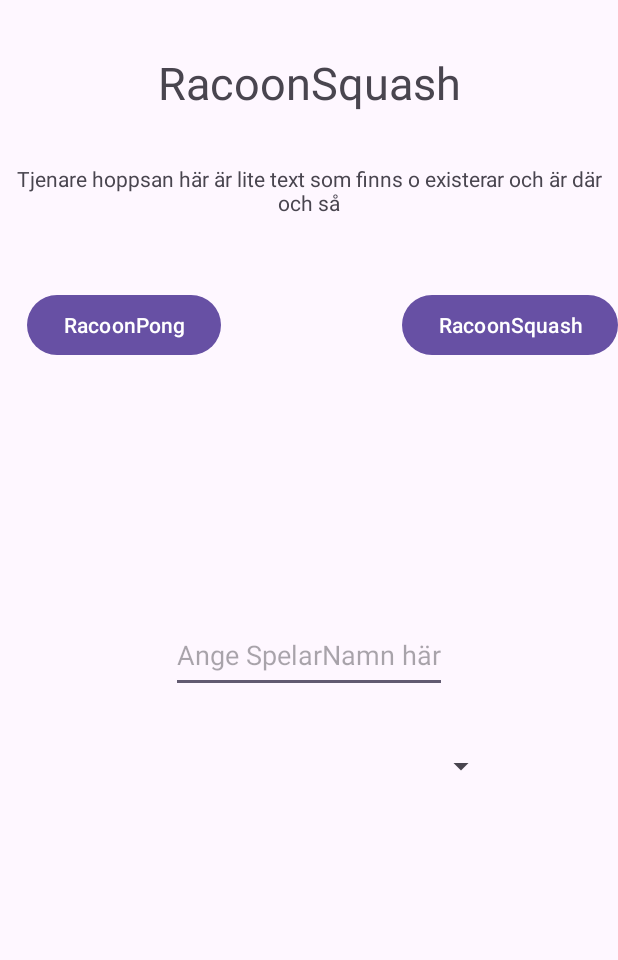
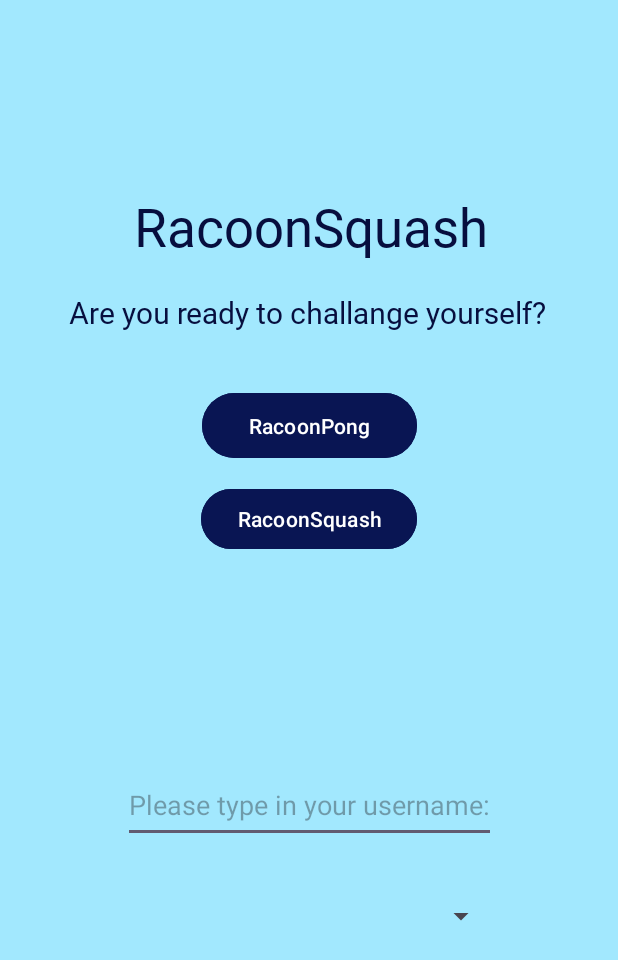
Before and after one commit to aelin6277/RacoonSquash, an Android app: the screen it shows after launch (MainActivity), on a phone screen of 412 x 824 dp. Shown: the top 960 px of the screen. Run offline under Robolectric (Android 15) with nearby library versions, the phone set to English and light mode, and no system bars.

Commit message:
Add styles to xml file

```diff
--- a/app/src/main/res/layout/activity_main.xml
+++ b/app/src/main/res/layout/activity_main.xml
@@ -4,53 +4,62 @@
     xmlns:tools="http://schemas.android.com/tools"
     android:layout_width="match_parent"
     android:layout_height="match_parent"
-    android:layout_margin="15dp"
-    tools:context=".MainActivity">
-
+    android:layout_margin="0dp"
+    tools:context=".MainActivity"
+    android:background="#9966DFFD"
+    tools:ignore="ExtraText">
 
     <TextView
         android:id="@+id/tv_Title"
         android:layout_width="wrap_content"
         android:layout_height="wrap_content"
+        android:layout_margin="20sp"
+        android:fontFamily="@font/bungee_shade"
         android:text="RacoonSquash"
-        android:textSize="30sp"
+        android:textColor="#070E3E"
+        android:textSize="35sp"
         app:layout_constraintBottom_toTopOf="@+id/tv_Intro"
         app:layout_constraintEnd_toEndOf="parent"
+        app:layout_constraintHorizontal_bias="0.512"
         app:layout_constraintStart_toStartOf="parent"
-        app:layout_constraintTop_toTopOf="parent" />
+        app:layout_constraintTop_toTopOf="parent"
+        app:layout_constraintVertical_bias="1.0" />
 
     <TextView
         android:id="@+id/tv_Intro"
         android:layout_width="wrap_content"
         android:layout_height="wrap_content"
-        android:text="Tjenare hoppsan här är lite text som finns o existerar och är där och så"
-        android:textSize="14sp"
+        android:layout_margin="20sp"
+        android:fontFamily="@font/sansita_bold"
         android:gravity="center"
+        android:text="Are you ready to challange yourself? "
+        android:textColor="#070E3E"
+        android:textSize="20sp"
         app:layout_constraintBottom_toTopOf="@+id/et_playername"
         app:layout_constraintEnd_toEndOf="parent"
-        app:layout_constraintHorizontal_bias="0.0"
+        app:layout_constraintHorizontal_bias="0.508"
         app:layout_constraintStart_toStartOf="parent"
         app:layout_constraintTop_toTopOf="parent"
-        app:layout_constraintVertical_bias="0.291" />
+        app:layout_constraintVertical_bias="0.393" />
 
     <EditText
         android:id="@+id/et_playername"
         android:layout_width="wrap_content"
         android:layout_height="50dp"
         android:layout_marginBottom="24dp"
-        android:hint="Ange SpelarNamn här"
+        android:hint="Please type in your username:"
         app:layout_constraintBottom_toTopOf="@+id/spinner_highscore"
         app:layout_constraintEnd_toEndOf="parent"
         app:layout_constraintStart_toStartOf="parent" />
 
     <Button
         android:id="@+id/btn_pong"
-        android:layout_width="wrap_content"
-        android:layout_height="wrap_content"
-        android:layout_marginTop="48dp"
+        android:layout_width="143dp"
+        android:layout_height="51dp"
+        android:layout_marginTop="36dp"
         android:text="RacoonPong"
+        android:backgroundTint="#091553"
         app:layout_constraintEnd_toEndOf="parent"
-        app:layout_constraintHorizontal_bias="0.063"
         app:layout_constraintStart_toStartOf="parent"
         app:layout_constraintTop_toBottomOf="@+id/tv_Intro" />
 
@@ -58,10 +67,10 @@
         android:id="@+id/btn_squash"
         android:layout_width="wrap_content"
         android:layout_height="wrap_content"
-        android:layout_marginTop="48dp"
+        android:layout_marginTop="100dp"
         android:text="RacoonSquash"
+        android:backgroundTint="#091553"
         app:layout_constraintEnd_toEndOf="parent"
-        app:layout_constraintHorizontal_bias="1.0"
         app:layout_constraintStart_toStartOf="parent"
         app:layout_constraintTop_toBottomOf="@+id/tv_Intro" />
 
@@ -69,7 +78,7 @@
         android:id="@+id/spinner_highscore"
         android:layout_width="250dp"
         android:layout_height="50dp"
-        android:layout_marginBottom="288dp"
+        android:layout_marginBottom="188dp"
         app:layout_constraintBottom_toBottomOf="parent"
         app:layout_constraintEnd_toEndOf="parent"
         app:layout_constraintStart_toStartOf="parent" />
```
Also changed, not shown: app/src/main/res/font/beth_ellen.ttf (added).
